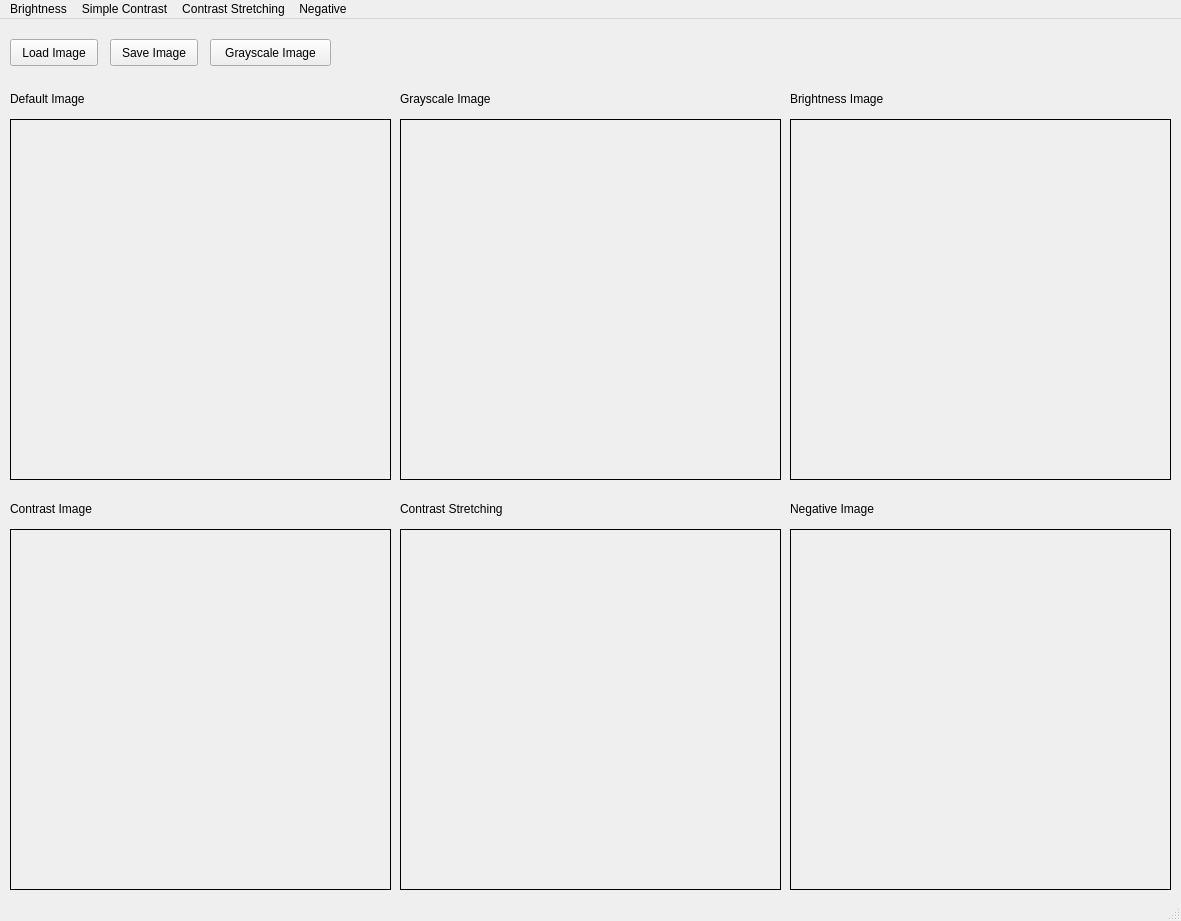
This is Module A1-A8/A7/A7.ui in Itsjustrell/Digital-Image-Processing as Qt 5 draws it before an edit. The edited form follows.
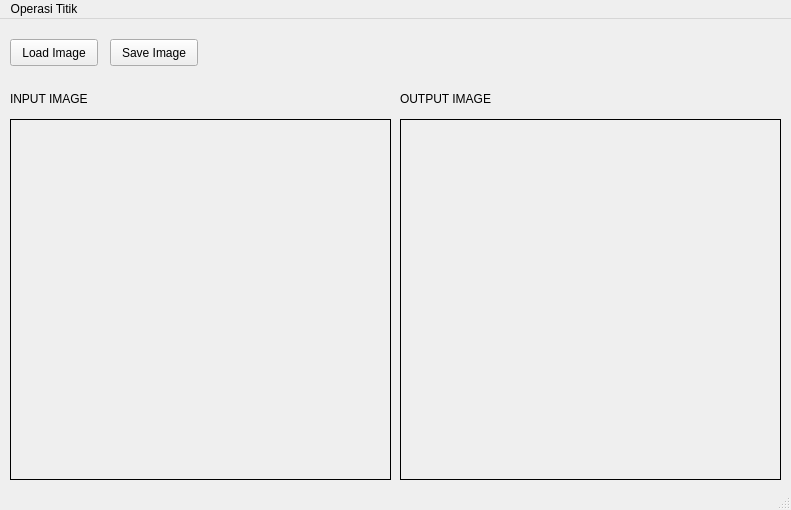
This is the edited form.

```diff
--- a/Module A1-A8/A7/A7.ui
+++ b/Module A1-A8/A7/A7.ui
@@ -6,8 +6,8 @@
    <rect>
     <x>0</x>
     <y>0</y>
-    <width>1181</width>
-    <height>921</height>
+    <width>791</width>
+    <height>510</height>
    </rect>
   </property>
   <property name="windowTitle">
@@ -72,19 +72,6 @@
      <string/>
     </property>
    </widget>
-   <widget class="QPushButton" name="GrayScaleButton">
-    <property name="geometry">
-     <rect>
-      <x>210</x>
-      <y>20</y>
-      <width>121</width>
-      <height>27</height>
-     </rect>
-    </property>
-    <property name="text">
-     <string>Grayscale Image</string>
-    </property>
-   </widget>
    <widget class="QLabel" name="label">
     <property name="geometry">
      <rect>
@@ -95,23 +82,7 @@
      </rect>
     </property>
     <property name="text">
-     <string>Default Image</string>
-    </property>
-   </widget>
-   <widget class="QLabel" name="imglabel_3">
-    <property name="geometry">
-     <rect>
-      <x>790</x>
-      <y>100</y>
-      <width>381</width>
-      <height>361</height>
-     </rect>
-    </property>
-    <property name="frameShape">
-     <enum>QFrame::Box</enum>
-    </property>
-    <property name="text">
-     <string/>
+     <string>INPUT IMAGE</string>
     </property>
    </widget>
    <widget class="QLabel" name="label_2">
@@ -124,107 +95,7 @@
      </rect>
     </property>
     <property name="text">
-     <string>Grayscale Image</string>
-    </property>
-   </widget>
-   <widget class="QLabel" name="label_3">
-    <property name="geometry">
-     <rect>
-      <x>790</x>
-      <y>70</y>
-      <width>131</width>
-      <height>19</height>
-     </rect>
-    </property>
-    <property name="text">
-     <string>Brightness Image</string>
-    </property>
-   </widget>
-   <widget class="QLabel" name="imglabel_4">
-    <property name="geometry">
-     <rect>
-      <x>10</x>
-      <y>510</y>
-      <width>381</width>
-      <height>361</height>
-     </rect>
-    </property>
-    <property name="frameShape">
-     <enum>QFrame::Box</enum>
-    </property>
-    <property name="text">
-     <string/>
-    </property>
-   </widget>
-   <widget class="QLabel" name="label_4">
-    <property name="geometry">
-     <rect>
-      <x>10</x>
-      <y>480</y>
-      <width>131</width>
-      <height>19</height>
-     </rect>
-    </property>
-    <property name="text">
-     <string>Contrast Image</string>
-    </property>
-   </widget>
-   <widget class="QLabel" name="imglabel_5">
-    <property name="geometry">
-     <rect>
-      <x>400</x>
-      <y>510</y>
-      <width>381</width>
-      <height>361</height>
-     </rect>
-    </property>
-    <property name="frameShape">
-     <enum>QFrame::Box</enum>
-    </property>
-    <property name="text">
-     <string/>
-    </property>
-   </widget>
-   <widget class="QLabel" name="label_5">
-    <property name="geometry">
-     <rect>
-      <x>400</x>
-      <y>480</y>
-      <width>131</width>
-      <height>19</height>
-     </rect>
-    </property>
-    <property name="text">
-     <string>Contrast Stretching</string>
-    </property>
-   </widget>
-   <widget class="QLabel" name="imglabel_6">
-    <property name="geometry">
-     <rect>
-      <x>790</x>
-      <y>510</y>
-      <width>381</width>
-      <height>361</height>
-     </rect>
-    </property>
-    <property name="frameShape">
-     <enum>QFrame::Box</enum>
-    </property>
-    <property name="text">
-     <string/>
-    </property>
-   </widget>
-   <widget class="QLabel" name="label_6">
-    <property name="geometry">
-     <rect>
-      <x>790</x>
-      <y>480</y>
-      <width>131</width>
-      <height>19</height>
-     </rect>
-    </property>
-    <property name="text">
-     <string>Negative Image</string>
+     <string>OUTPUT IMAGE</string>
     </property>
    </widget>
   </widget>
@@ -233,38 +104,17 @@
     <rect>
      <x>0</x>
      <y>0</y>
-     <width>1181</width>
+     <width>791</width>
      <height>24</height>
     </rect>
    </property>
    <widget class="QMenu" name="menuBrightness">
     <property name="title">
-     <string>Brightness</string>
-    </property>
-    <addaction name="actionBrightness"/>
-   </widget>
-   <widget class="QMenu" name="menuSimple_Contrast">
-    <property name="title">
-     <string>Simple Contrast</string>
-    </property>
-    <addaction name="actionSimpleContrast"/>
-   </widget>
-   <widget class="QMenu" name="menuContrast_Stretching">
-    <property name="title">
-     <string>Contrast Stretching</string>
-    </property>
-    <addaction name="actionContrastStretching"/>
-   </widget>
-   <widget class="QMenu" name="menuNegative">
-    <property name="title">
-     <string>Negative</string>
+     <string>Operasi Titik</string>
     </property>
     <addaction name="actionNegative"/>
    </widget>
    <addaction name="menuBrightness"/>
-   <addaction name="menuSimple_Contrast"/>
-   <addaction name="menuContrast_Stretching"/>
-   <addaction name="menuNegative"/>
   </widget>
   <widget class="QStatusBar" name="statusbar"/>
   <action name="actionBrightness">
```
Left out of the diff: 44 changed lines with no effect on the pictures.
